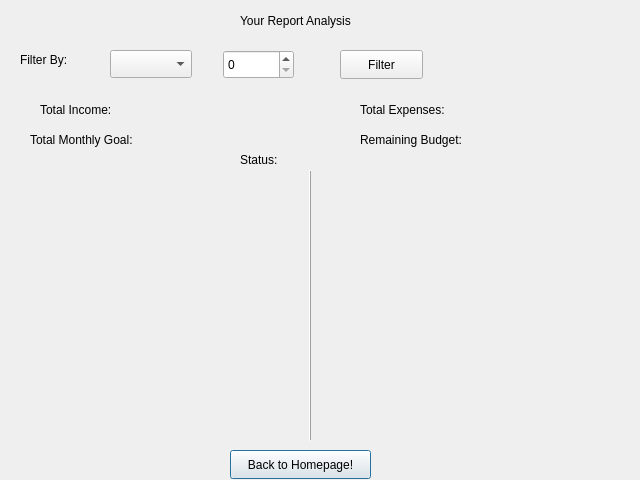
Above: analyzereport.ui from aasishhumagain/BudgetBuddy before the change. Below: the same form after it.
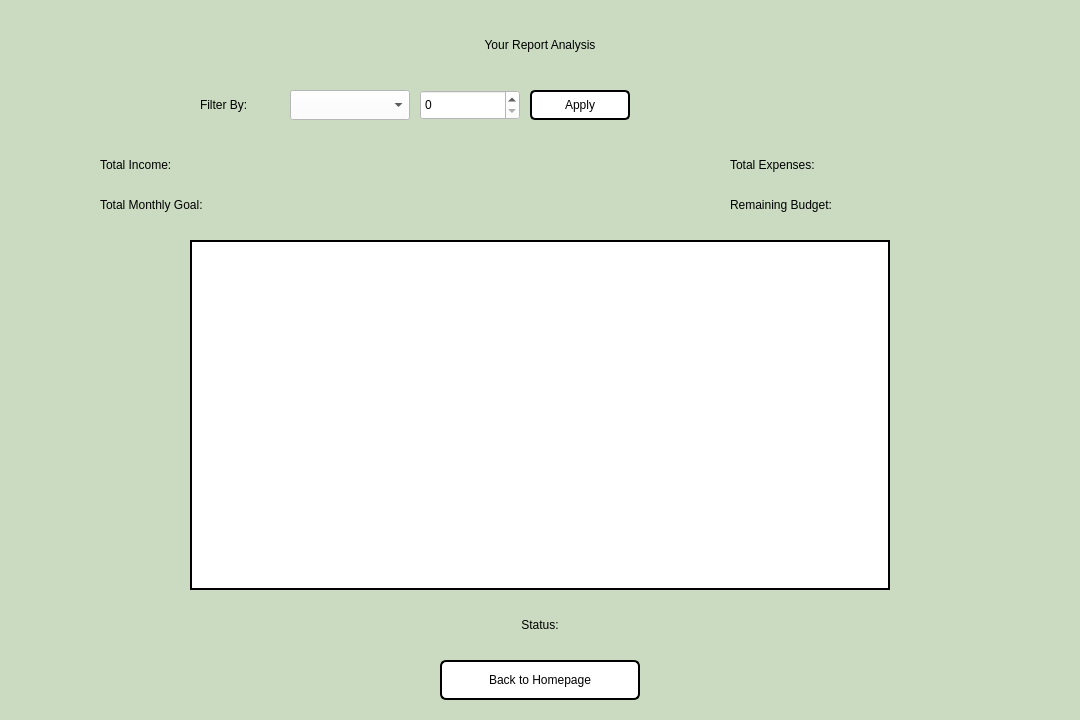
That is the form after the change.

```diff
--- a/analyzereport.ui
+++ b/analyzereport.ui
@@ -6,166 +6,270 @@
    <rect>
     <x>0</x>
     <y>0</y>
-    <width>640</width>
-    <height>480</height>
+    <width>1080</width>
+    <height>720</height>
    </rect>
   </property>
   <property name="windowTitle">
    <string>Dialog</string>
   </property>
+  <property name="styleSheet">
+   <string notr="true">
+    background-color: rgb(202, 219, 194);
+   </string>
+  </property>
+
+  <!-- Title -->
   <widget class="QLabel" name="labelTitle">
    <property name="geometry">
     <rect>
-     <x>240</x>
-     <y>0</y>
-     <width>141</width>
-     <height>41</height>
+     <x>390</x>
+     <y>20</y>
+     <width>300</width>
+     <height>50</height>
     </rect>
    </property>
    <property name="text">
     <string>Your Report Analysis</string>
    </property>
-  </widget>
-  <widget class="QPushButton" name="buttonBack">
-   <property name="geometry">
-    <rect>
-     <x>230</x>
-     <y>450</y>
-     <width>141</width>
-     <height>29</height>
-    </rect>
+   <property name="alignment">
+    <set>Qt::AlignCenter</set>
    </property>
-   <property name="text">
-    <string>Back to Homepage!</string>
+   <property name="styleSheet">
+    <string notr="true">
+     font: 600 18pt "Segoe UI";
+     color: rgb(0, 0, 0);
+    </string>
    </property>
   </widget>
-  <widget class="QComboBox" name="comboBoxMonth">
-   <property name="geometry">
-    <rect>
-     <x>110</x>
-     <y>50</y>
-     <width>82</width>
-     <height>28</height>
-    </rect>
-   </property>
-  </widget>
+
+  <!-- Filter Controls -->
   <widget class="QLabel" name="labelFilter">
    <property name="geometry">
     <rect>
-     <x>20</x>
-     <y>50</y>
-     <width>63</width>
-     <height>20</height>
+     <x>200</x>
+     <y>90</y>
+     <width>80</width>
+     <height>30</height>
     </rect>
    </property>
    <property name="text">
     <string>Filter By:</string>
    </property>
+   <property name="styleSheet">
+    <string notr="true">
+     font: 600 11pt "Segoe UI";
+     color: rgb(0, 0, 0);
+    </string>
+   </property>
   </widget>
+
+  <widget class="QComboBox" name="comboBoxMonth">
+   <property name="geometry">
+    <rect>
+     <x>290</x>
+     <y>90</y>
+     <width>120</width>
+     <height>30</height>
+    </rect>
+   </property>
+   <property name="styleSheet">
+    <string notr="true">
+     font: 600 11pt "Segoe UI";
+     color: rgb(0, 0, 0);
+     background: white;
+    </string>
+   </property>
+  </widget>
+
   <widget class="QSpinBox" name="spinBoxYear">
    <property name="geometry">
     <rect>
-     <x>223</x>
-     <y>50</y>
-     <width>71</width>
-     <height>29</height>
+     <x>420</x>
+     <y>90</y>
+     <width>100</width>
+     <height>30</height>
     </rect>
    </property>
+   <property name="styleSheet">
+    <string notr="true">
+     font: 600 11pt "Segoe UI";
+     color: rgb(0, 0, 0);
+     background: white;
+    </string>
+   </property>
   </widget>
   <widget class="QPushButton" name="buttonFilter">
    <property name="geometry">
     <rect>
-     <x>340</x>
-     <y>50</y>
-     <width>83</width>
-     <height>29</height>
+     <x>530</x>
+     <y>90</y>
+     <width>100</width>
+     <height>30</height>
     </rect>
    </property>
    <property name="text">
-    <string>Filter</string>
+    <string>Apply</string>
    </property>
-  </widget>
-  <widget class="QFrame" name="chartWidget">
-   <property name="geometry">
-    <rect>
-     <x>120</x>
-     <y>170</y>
-     <width>381</width>
-     <height>271</height>
-    </rect>
+   <property name="styleSheet">
+    <string notr="true">
+     font: 600 11pt "Segoe UI";
+     color: rgb(0, 0, 0);
+     background: white;
+     border: 2px solid black;
+     border-radius: 5px;
+    </string>
    </property>
-   <property name="frameShape">
-    <enum>QFrame::Shape::VLine</enum>
-   </property>
-   <property name="frameShadow">
-    <enum>QFrame::Shadow::Raised</enum>
-   </property>
   </widget>
   <widget class="QLabel" name="labelTotalIncome">
    <property name="geometry">
     <rect>
-     <x>40</x>
-     <y>100</y>
-     <width>151</width>
-     <height>20</height>
+     <x>100</x>
+     <y>150</y>
+     <width>250</width>
+     <height>30</height>
     </rect>
    </property>
    <property name="text">
     <string>Total Income:</string>
    </property>
+   <property name="styleSheet">
+    <string notr="true">
+     font: 600 12pt "Segoe UI";
+     color: rgb(0, 0, 0);
+    </string>
+   </property>
   </widget>
   <widget class="QLabel" name="labelTotalExpenses">
    <property name="geometry">
     <rect>
-     <x>360</x>
-     <y>100</y>
-     <width>171</width>
-     <height>20</height>
-    </rect>
-   </property>
-   <property name="text">
-    <string>Total Expenses: </string>
-   </property>
-  </widget>
-  <widget class="QLabel" name="labelWarnings">
-   <property name="geometry">
-    <rect>
-     <x>240</x>
+     <x>730</x>
      <y>150</y>
-     <width>261</width>
-     <height>20</height>
+     <width>250</width>
+     <height>30</height>
     </rect>
    </property>
    <property name="text">
-    <string>Status: </string>
+    <string>Total Expenses:</string>
+   </property>
+   <property name="styleSheet">
+    <string notr="true">
+     font: 600 12pt "Segoe UI";
+     color: rgb(0, 0, 0);
+    </string>
    </property>
   </widget>
   <widget class="QLabel" name="labelTotalMonthlyGoal">
    <property name="geometry">
     <rect>
-     <x>30</x>
-     <y>130</y>
-     <width>241</width>
-     <height>20</height>
+     <x>100</x>
+     <y>190</y>
+     <width>250</width>
+     <height>30</height>
     </rect>
    </property>
    <property name="text">
-    <string>Total Monthly Goal: </string>
+    <string>Total Monthly Goal:</string>
+   </property>
+   <property name="styleSheet">
+    <string notr="true">
+     font: 600 12pt "Segoe UI";
+     color: rgb(0, 0, 0);
+    </string>
    </property>
   </widget>
   <widget class="QLabel" name="labelRemainingBudget">
    <property name="geometry">
     <rect>
-     <x>360</x>
-     <y>130</y>
-     <width>241</width>
-     <height>20</height>
+     <x>730</x>
+     <y>190</y>
+     <width>250</width>
+     <height>30</height>
     </rect>
    </property>
    <property name="text">
-    <string>Remaining Budget: </string>
+    <string>Remaining Budget:</string>
    </property>
+   <property name="styleSheet">
+    <string notr="true">
+     font: 600 12pt "Segoe UI";
+     color: rgb(0, 0, 0);
+    </string>
+   </property>
   </widget>
+
+  <!-- Chart Area -->
+  <widget class="QFrame" name="chartWidget">
+   <property name="geometry">
+    <rect>
+     <x>190</x>
+     <y>240</y>
+     <width>700</width>
+     <height>350</height>
+    </rect>
+   </property>
+   <property name="frameShape">
+    <enum>QFrame::StyledPanel</enum>
+   </property>
+   <property name="frameShadow">
+    <enum>QFrame::Raised</enum>
+   </property>
+   <property name="styleSheet">
+    <string notr="true">
+     background: white;
+     border: 2px solid black;
+   </string>
+   </property>
+  </widget>
+
+  <!-- Status -->
+  <widget class="QLabel" name="labelWarnings">
+   <property name="geometry">
+    <rect>
+     <x>440</x>
+     <y>610</y>
+     <width>200</width>
+     <height>30</height>
+    </rect>
+   </property>
+   <property name="text">
+    <string>Status:</string>
+   </property>
+   <property name="alignment">
+    <set>Qt::AlignCenter</set>
+   </property>
+   <property name="styleSheet">
+    <string notr="true">
+     font: 600 11pt "Segoe UI";
+     color: rgb(0, 0, 0);
+    </string>
+   </property>
+  </widget>
+
+  <!-- Back Button -->
+  <widget class="QPushButton" name="buttonBack">
+   <property name="geometry">
+    <rect>
+     <x>440</x>
+     <y>660</y>
+     <width>200</width>
+     <height>40</height>
+    </rect>
+   </property>
+   <property name="text">
+    <string>Back to Homepage</string>
+   </property>
+   <property name="styleSheet">
+    <string notr="true">
+     font: 600 12pt "Segoe UI";
+     color: rgb(0, 0, 0);
+     background: white;
+     border: 2px solid black;
+     border-radius: 6px;
+    </string>
+   </property>
+  </widget>
+
  </widget>
  <resources/>
  <connections/>
```
Left out of the diff: 8 changed lines with no effect on the pictures.
